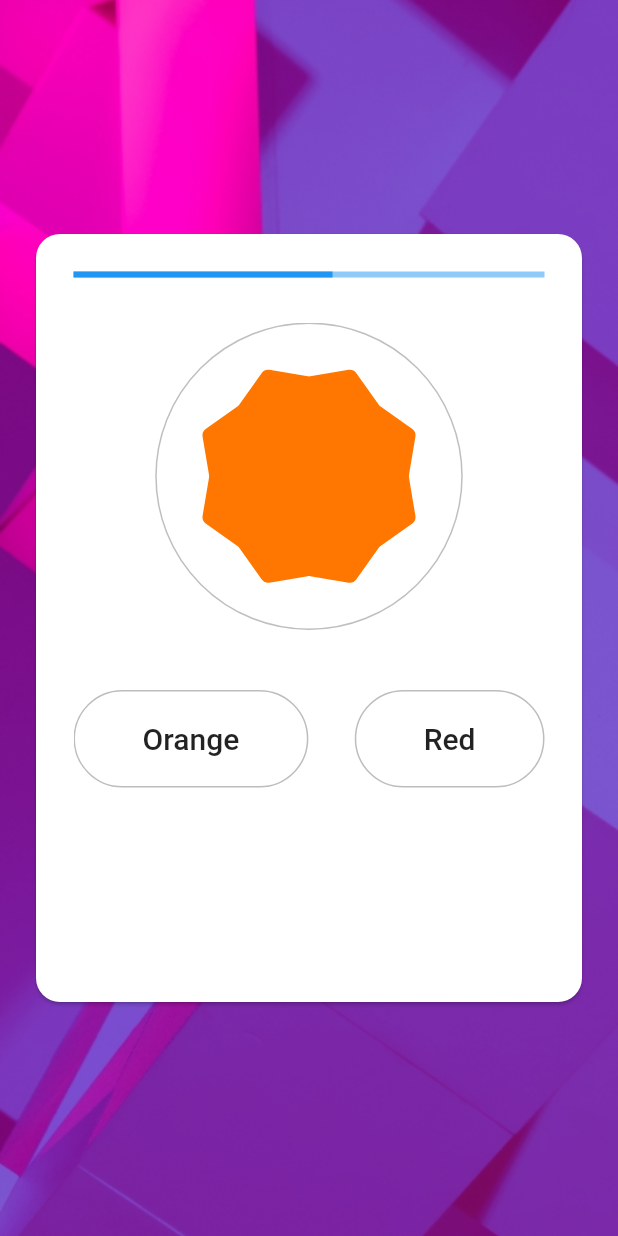
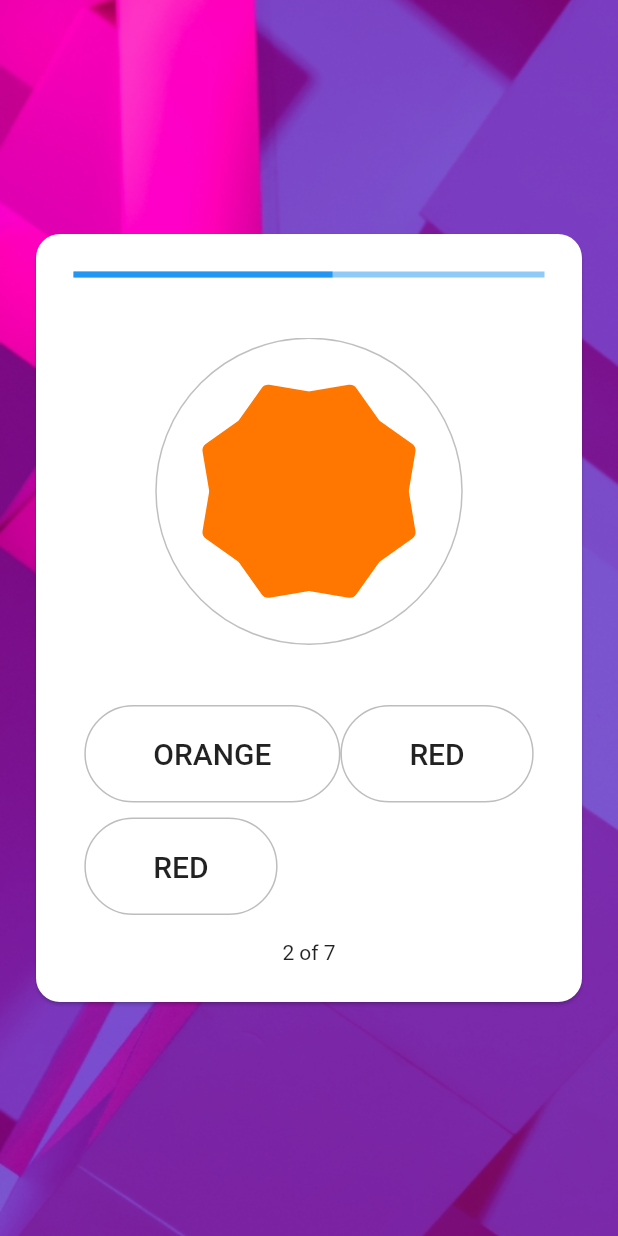
Before and after one commit to phix-o/copic, a Flutter app: the screen it shows after launch, on a phone screen of 412 x 824 dp. Run offline on Flutter 3.47's test engine with Material 2 defaults, Android fonts, the phone set to English and light mode, and no system bars; our stand-ins replace flutter_hooks, flutter_svg.

Commit message:
memoized random generation of color values

```diff
--- a/lib/screens/colors/colors_guess_screen.dart
+++ b/lib/screens/colors/colors_guess_screen.dart
@@ -1,5 +1,8 @@
+import 'dart:math';
+
 import 'package:copic/common/widgets/outlined_button.dart';
 import 'package:copic/screens/colors/models.dart';
+import 'package:copic/screens/colors/widgets.dart';
 import 'package:flutter/material.dart';
 
 import 'package:copic/config/constants.dart';
@@ -17,7 +20,9 @@ class ColorsGuessScreen extends StatefulHookWidget {
 }
 
 class _ColorsGuessScreenState extends State<ColorsGuessScreen> {
-  final List<ColorShape> _colorsToTest = colors.toList()..shuffle();
+  final List<ColorShape> _colorsToTest = colors.toList()
+    ..getRange(0, 2)
+    ..shuffle();
   final Duration timePerColor = const Duration(seconds: 5);
 
   TabController? _tabController;
@@ -27,6 +32,7 @@ class _ColorsGuessScreenState extends State<ColorsGuessScreen> {
 
   @override
   Widget build(BuildContext context) {
+    // debugPrint('${_colorsToTest.getRange(0, 2).length}');
     _tabController = useTabController(initialLength: _colorsToTest.length);
     _animationController = useAnimationController(
       duration: timePerColor,
@@ -62,7 +68,7 @@ class _ColorsGuessScreenState extends State<ColorsGuessScreen> {
                 child: Column(
                   children: [
                     LinearProgressIndicator(value: animationValue),
-                    const SizedBox(height: 30),
+                    const SizedBox(height: 40),
                     Expanded(
                       child: TabBarView(
                         controller: _tabController,
@@ -71,6 +77,8 @@ class _ColorsGuessScreenState extends State<ColorsGuessScreen> {
                         children: _buildTabs(),
                       ),
                     ),
+                    Text(
+                        '${_tabController!.index + 1} of ${_colorsToTest.length}')
                   ],
                 ),
               ),
@@ -87,39 +95,10 @@ class _ColorsGuessScreenState extends State<ColorsGuessScreen> {
     for (var i = 0; i < _colorsToTest.length; i++) {
       ColorShape colorShape = _colorsToTest[i];
 
-      tabs.add(
-        Column(
-          children: [
-            Container(
-              padding: const EdgeInsets.all(30),
-              width: 205,
-              height: 205,
-              decoration: BoxDecoration(
-                shape: BoxShape.circle,
-                border: Border.fromBorderSide(
-                  BorderSide(color: Colors.black.withOpacity(0.25)),
-                ),
-              ),
-              child: SvgPicture.asset(
-                colorShape.svgUrl,
-                color: colorShape.color,
-              ),
-            ),
-            const SizedBox(height: 40),
-            Row(
-              mainAxisAlignment: MainAxisAlignment.spaceBetween,
-              children: [
-                CustomOutlinedButton(
-                    onPressed: () => _advanceToNextColor(color: colorShape),
-                    label: 'Orange'),
-                CustomOutlinedButton(
-                    onPressed: () => _advanceToNextColor(color: colorShape),
-                    label: 'Red'),
-              ],
-            ),
-          ],
-        ),
-      );
+      tabs.add(ColorShapeTab(
+          colorShape: colorShape,
+          colorsToTest: _colorsToTest,
+          onAdvance: _advanceToNextColor));
     }
 
     return tabs;
--- /dev/null
+++ b/lib/screens/colors/widgets.dart
@@ -0,0 +1,81 @@
+import 'dart:math';
+
+import 'package:copic/common/widgets/outlined_button.dart';
+import 'package:copic/screens/colors/models.dart';
+import 'package:flutter/material.dart';
+import 'package:flutter_hooks/flutter_hooks.dart';
+import 'package:flutter_svg/flutter_svg.dart';
+
+class ColorShapeTab extends HookWidget {
+  final ColorShape colorShape;
+  final List<ColorShape> colorsToTest;
+  final void Function({ColorShape? color}) onAdvance;
+
+  const ColorShapeTab({
+    Key? key,
+    required this.colorShape,
+    required this.colorsToTest,
+    required this.onAdvance,
+  }) : super(key: key);
+
+  @override
+  Widget build(BuildContext context) {
+    final choices = useRef(_genColorChoices(colorShape));
+
+    return Column(
+      children: [
+        Container(
+          padding: const EdgeInsets.all(30),
+          width: 205,
+          height: 205,
+          decoration: BoxDecoration(
+            shape: BoxShape.circle,
+            border: Border.fromBorderSide(
+              BorderSide(color: Colors.black.withOpacity(0.25)),
+            ),
+          ),
+          child: SvgPicture.asset(
+            colorShape.svgUrl,
+            color: colorShape.color,
+          ),
+        ),
+        const SizedBox(height: 40),
+        SingleChildScrollView(
+          child: Wrap(
+            runSpacing: 10.0,
+            children: choices.value,
+          ),
+        ),
+      ],
+    );
+  }
+
+  List<Widget> _genColorChoices(ColorShape rightColor) {
+    List<Widget> choices = [];
+
+    for (var i = 0; i < 2; i++) {
+      int generatedIdx = Random().nextInt(colorsToTest.length);
+      ColorShape color = colorsToTest[generatedIdx];
+
+      // while (color.name == rightColor.name) {
+      //   generatedIdx = Random().nextInt(colorsToTest.length);
+      //   color = colorsToTest[generatedIdx];
+
+      //   debugPrint('Looping with: $generatedIdx $color');
+      // }
+
+      choices.add(CustomOutlinedButton(
+          onPressed: () => onAdvance(color: color),
+          label: color.name.toUpperCase()));
+    }
+
+    choices.insert(
+      Random().nextInt(choices.length),
+      CustomOutlinedButton(
+          onPressed: () => onAdvance(color: rightColor),
+          label: rightColor.name.toUpperCase()),
+    );
+
+    return choices;
+  }
+}
```
